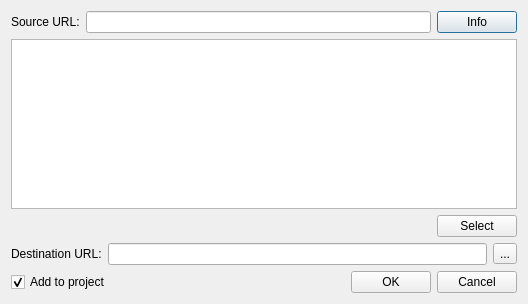
violethaze74/ugene, file src/plugins/dbi_bam/src/ConvertToSQLiteDialog.ui: the form before one commit.
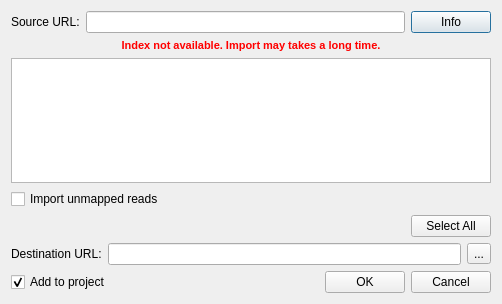
The form after the commit.

Commit message: UGENE-208: fixed; UGENE-180: added notification when there is no index file

```diff
--- a/src/plugins/dbi_bam/src/ConvertToSQLiteDialog.ui
+++ b/src/plugins/dbi_bam/src/ConvertToSQLiteDialog.ui
@@ -6,7 +6,7 @@
    <rect>
     <x>0</x>
     <y>0</y>
-    <width>528</width>
+    <width>502</width>
     <height>304</height>
    </rect>
   </property>
@@ -39,6 +39,17 @@
      </item>
     </layout>
    </item>
+   <item>
+    <widget class="QLabel" name="indexNotAvailableLabel">
+     <property name="text">
+      <string>&lt;!DOCTYPE HTML PUBLIC &quot;-//W3C//DTD HTML 4.0//EN&quot; &quot;http://www.w3.org/TR/REC-html40/strict.dtd&quot;&gt;
+&lt;html&gt;&lt;head&gt;&lt;meta name=&quot;qrichtext&quot; content=&quot;1&quot; /&gt;&lt;style type=&quot;text/css&quot;&gt;
+p, li { white-space: pre-wrap; }
+&lt;/style&gt;&lt;/head&gt;&lt;body style=&quot; font-family:'MS Shell Dlg 2'; font-size:8.25pt; font-weight:400; font-style:normal;&quot;&gt;
+&lt;p align=&quot;center&quot; style=&quot; margin-top:0px; margin-bottom:0px; margin-left:0px; margin-right:0px; -qt-block-indent:0; text-indent:0px;&quot;&gt;&lt;span style=&quot; font-size:8pt; font-weight:600; color:#ff0000;&quot;&gt;Index not available. Import may takes a long time.&lt;/span&gt;&lt;/p&gt;&lt;/body&gt;&lt;/html&gt;</string>
+     </property>
+    </widget>
+   </item>
    <item>
     <widget class="QTableWidget" name="tableWidget">
      <property name="selectionMode">
@@ -52,6 +63,13 @@
      </property>
     </widget>
    </item>
+   <item>
+    <widget class="QCheckBox" name="importUnmappedBox">
+     <property name="text">
+      <string>Import unmapped reads</string>
+     </property>
+    </widget>
+   </item>
    <item>
     <layout class="QHBoxLayout" name="horizontalLayout_4">
      <property name="spacing">
@@ -73,7 +91,7 @@
      <item>
       <widget class="QPushButton" name="selectButton">
        <property name="text">
-        <string>Select</string>
+        <string>Select All</string>
        </property>
       </widget>
      </item>
```
The commit also changes 2 other files.
